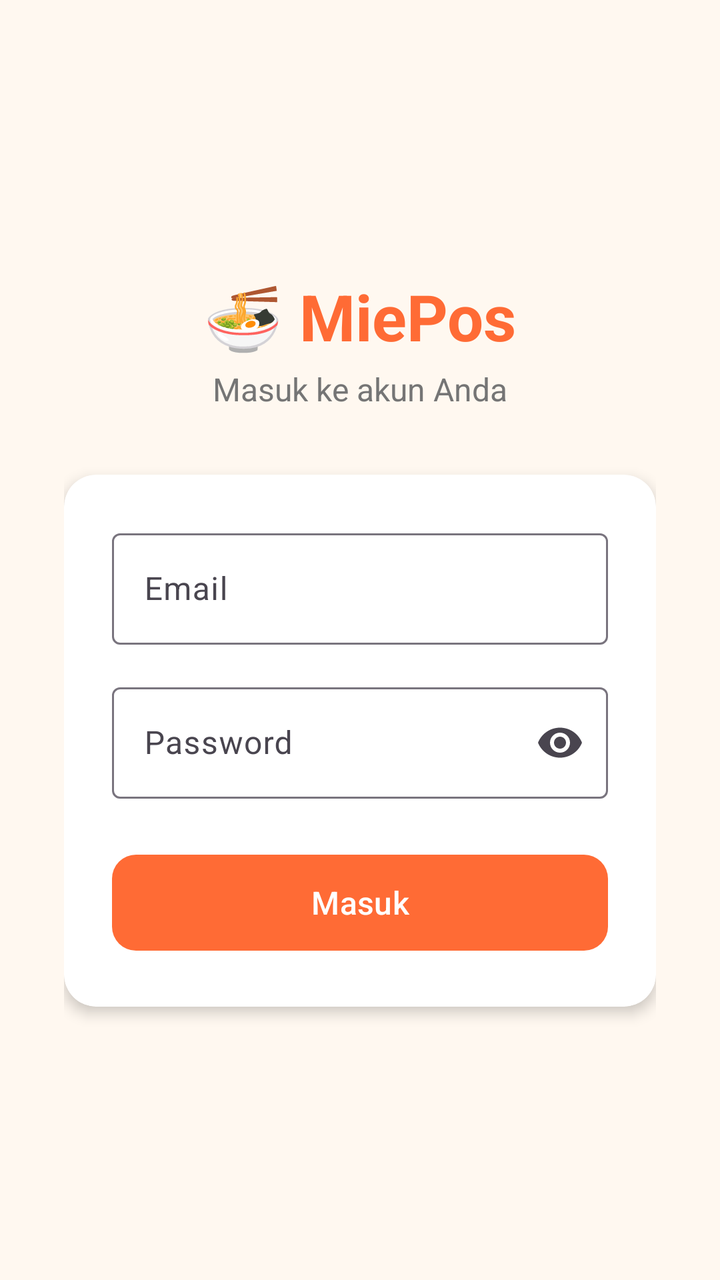
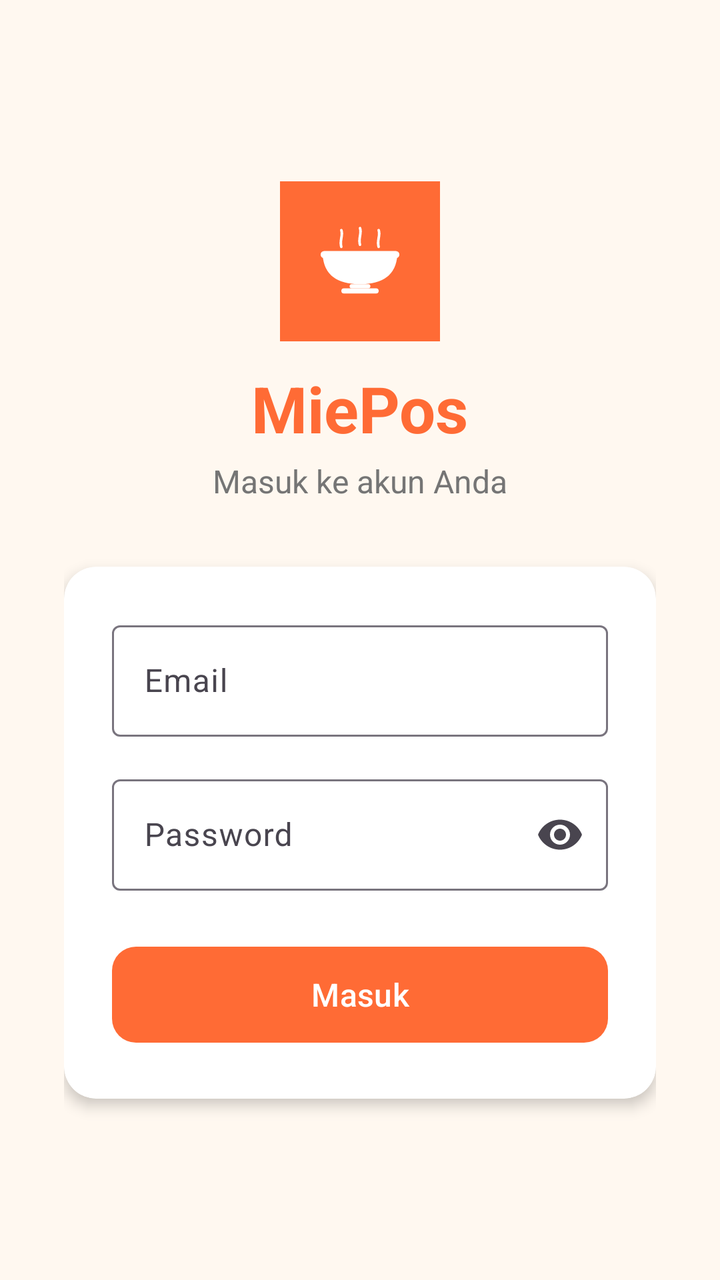

An Android layout rendered at two revisions. The XML below is the earlier revision; the diff shows what the commit changed to produce the second picture.
<!-- AndroidManifest.xml: application theme Theme.MiePos -->
<!-- res/layout/activity_login.xml -->
<?xml version="1.0" encoding="utf-8"?>
<androidx.constraintlayout.widget.ConstraintLayout
    xmlns:android="http://schemas.android.com/apk/res/android"
    xmlns:app="http://schemas.android.com/apk/res-auto"
    android:layout_width="match_parent"
    android:layout_height="match_parent"
    android:background="@color/background"
    android:padding="32dp">

    <TextView
        android:id="@+id/tvTitle"
        android:layout_width="wrap_content"
        android:layout_height="wrap_content"
        android:text="🍜 MiePos"
        android:textColor="@color/primary"
        android:textSize="32sp"
        android:textStyle="bold"
        app:layout_constraintBottom_toTopOf="@id/tvSubtitle"
        app:layout_constraintEnd_toEndOf="parent"
        app:layout_constraintStart_toStartOf="parent"
        app:layout_constraintTop_toTopOf="parent"
        app:layout_constraintVertical_chainStyle="packed" />

    <TextView
        android:id="@+id/tvSubtitle"
        android:layout_width="wrap_content"
        android:layout_height="wrap_content"
        android:layout_marginTop="4dp"
        android:text="Masuk ke akun Anda"
        android:textColor="@color/text_secondary"
        android:textSize="16sp"
        app:layout_constraintBottom_toTopOf="@id/cardLogin"
        app:layout_constraintEnd_toEndOf="parent"
        app:layout_constraintStart_toStartOf="parent"
        app:layout_constraintTop_toBottomOf="@id/tvTitle" />

    <androidx.cardview.widget.CardView
        android:id="@+id/cardLogin"
        android:layout_width="match_parent"
        android:layout_height="wrap_content"
        android:layout_marginTop="32dp"
        app:cardCornerRadius="16dp"
        app:cardElevation="4dp"
        app:layout_constraintBottom_toBottomOf="parent"
        app:layout_constraintTop_toBottomOf="@id/tvSubtitle">

        <LinearLayout
            android:layout_width="match_parent"
            android:layout_height="wrap_content"
            android:orientation="vertical"
            android:padding="24dp">

            <com.google.android.material.textfield.TextInputLayout
                android:id="@+id/tilEmail"
                style="@style/Widget.Material3.TextInputLayout.OutlinedBox"
                android:layout_width="match_parent"
                android:layout_height="wrap_content"
                android:hint="Email">

                <com.google.android.material.textfield.TextInputEditText
                    android:id="@+id/etEmail"
                    android:layout_width="match_parent"
                    android:layout_height="wrap_content"
                    android:inputType="textEmailAddress" />
            </com.google.android.material.textfield.TextInputLayout>

            <com.google.android.material.textfield.TextInputLayout
                android:id="@+id/tilPassword"
                style="@style/Widget.Material3.TextInputLayout.OutlinedBox"
                android:layout_width="match_parent"
                android:layout_height="wrap_content"
                android:layout_marginTop="16dp"
                android:hint="Password"
                app:endIconMode="password_toggle">

                <com.google.android.material.textfield.TextInputEditText
                    android:id="@+id/etPassword"
                    android:layout_width="match_parent"
                    android:layout_height="wrap_content"
                    android:inputType="textPassword" />
            </com.google.android.material.textfield.TextInputLayout>

            <TextView
                android:id="@+id/tvError"
                android:layout_width="match_parent"
                android:layout_height="wrap_content"
                android:layout_marginTop="8dp"
                android:textColor="@color/error"
                android:textSize="14sp"
                android:visibility="gone" />

            <com.google.android.material.button.MaterialButton
                android:id="@+id/btnLogin"
                android:layout_width="match_parent"
                android:layout_height="56dp"
                android:layout_marginTop="24dp"
                android:text="Masuk"
                android:textSize="16sp"
                app:cornerRadius="12dp" />

        </LinearLayout>
    </androidx.cardview.widget.CardView>

</androidx.constraintlayout.widget.ConstraintLayout>
<!-- resources referenced by this layout -->
<resources>
  <color name="background">#FFF8F0</color>
  <color name="error">#C62828</color>
  <color name="primary">#FF6B35</color>
  <color name="text_secondary">#757575</color>
  <style name="Theme.MiePos" parent="Theme.Material3.Light.NoActionBar">
          <item name="colorPrimary">@color/primary</item>
          <item name="colorPrimaryContainer">@color/primary_light</item>
          <item name="colorOnPrimaryContainer">@color/text_primary</item>
          <item name="colorOnPrimary">@color/on_primary</item>
          <item name="colorSecondary">@color/secondary</item>
          <item name="colorSecondaryContainer">@color/card_yellow</item>
          <item name="android:colorBackground">@color/background</item>
          <item name="colorSurface">@color/surface</item>
          <item name="colorError">@color/error</item>
      </style>
  <color name="primary_light">#FFAA80</color>
  <color name="text_primary">#1A1A1A</color>
  <color name="on_primary">#FFFFFF</color>
  <color name="secondary">#FFB800</color>
  <color name="card_yellow">#FFF8E1</color>
  <color name="surface">#FFFFFF</color>
</resources>

<!-- the commit's change to res/layout/activity_login.xml (unified diff, before → after) -->
@@ -7,19 +7,33 @@
     android:background="@color/background"
     android:padding="32dp">
 
+    <ImageView
+        android:id="@+id/ivLogo"
+        android:layout_width="80dp"
+        android:layout_height="80dp"
+        android:src="@drawable/ic_launcher_foreground"
+        android:background="@color/primary"
+        android:padding="12dp"
+        android:layout_marginBottom="12dp"
+        android:contentDescription="Logo"
+        app:layout_constraintBottom_toTopOf="@id/tvTitle"
+        app:layout_constraintEnd_toEndOf="parent"
+        app:layout_constraintStart_toStartOf="parent"
+        app:layout_constraintTop_toTopOf="parent"
+        app:layout_constraintVertical_chainStyle="packed" />
+
     <TextView
         android:id="@+id/tvTitle"
         android:layout_width="wrap_content"
         android:layout_height="wrap_content"
-        android:text="🍜 MiePos"
+        android:text="MiePos"
         android:textColor="@color/primary"
         android:textSize="32sp"
         android:textStyle="bold"
         app:layout_constraintBottom_toTopOf="@id/tvSubtitle"
         app:layout_constraintEnd_toEndOf="parent"
         app:layout_constraintStart_toStartOf="parent"
-        app:layout_constraintTop_toTopOf="parent"
-        app:layout_constraintVertical_chainStyle="packed" />
+        app:layout_constraintTop_toBottomOf="@id/ivLogo" />
 
     <TextView
         android:id="@+id/tvSubtitle"
<!-- resource entries referenced after the edit -->
@@ -4,6 +4,38 @@
   <color name="error">#C62828</color>
   <color name="primary">#FF6B35</color>
   <color name="text_secondary">#757575</color>
+  <!-- drawable ic_launcher_foreground (drawable) -->
+  <?xml version="1.0" encoding="utf-8"?>
+  <vector xmlns:android="http://schemas.android.com/apk/res/android"
+      android:width="108dp"
+      android:height="108dp"
+      android:viewportWidth="108"
+      android:viewportHeight="108">
+      
+      <path android:strokeColor="#FFFFFF" android:strokeWidth="2.5"
+          android:strokeLineCap="round"
+          android:pathData="M36,40 C34,34 38,29 36,24"/>
+      
+      <path android:strokeColor="#FFFFFF" android:strokeWidth="2.5"
+          android:strokeLineCap="round"
+          android:pathData="M54,38 C52,32 56,27 54,22"/>
+      
+      <path android:strokeColor="#FFFFFF" android:strokeWidth="2.5"
+          android:strokeLineCap="round"
+          android:pathData="M72,40 C70,34 74,29 72,24"/>
+      
+      <path android:fillColor="#FFFFFF"
+          android:pathData="M18,48 L90,48 Q88,76 54,76 Q20,76 18,48 Z"/>
+      
+      <path android:fillColor="#FFFFFF"
+          android:pathData="M19.5,44 L88.5,44 A3.5,3.5 0 0,1 92,47.5 A3.5,3.5 0 0,1 88.5,51 L19.5,51 A3.5,3.5 0 0,1 16,47.5 A3.5,3.5 0 0,1 19.5,44 Z"/>
+      
+      <path android:fillColor="#FFFFFF"
+          android:pathData="M46,76 L62,76 A2,2 0 0,1 64,78 A2,2 0 0,1 62,80 L46,80 A2,2 0 0,1 44,78 A2,2 0 0,1 46,76 Z"/>
+      
+      <path android:fillColor="#FFFFFF"
+          android:pathData="M38.5,80 L69.5,80 A2.5,2.5 0 0,1 72,82.5 A2.5,2.5 0 0,1 69.5,85 L38.5,85 A2.5,2.5 0 0,1 36,82.5 A2.5,2.5 0 0,1 38.5,80 Z"/>
+  </vector>
   <style name="Theme.MiePos" parent="Theme.Material3.Light.NoActionBar">
           <item name="colorPrimary">@color/primary</item>
           <item name="colorPrimaryContainer">@color/primary_light</item>
